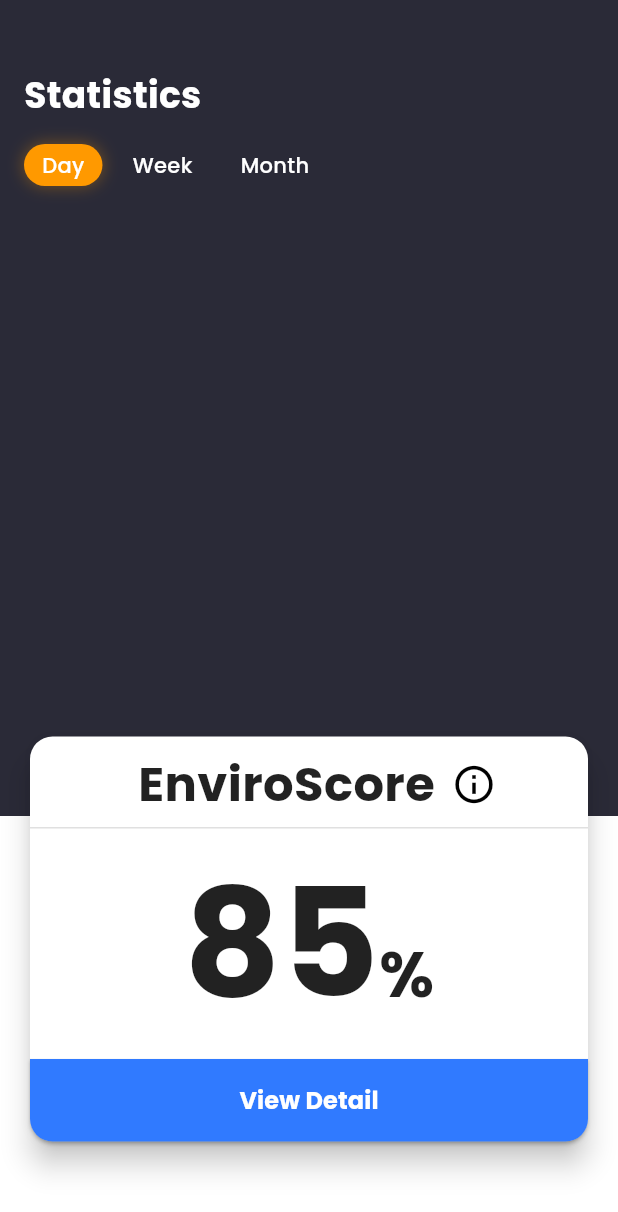
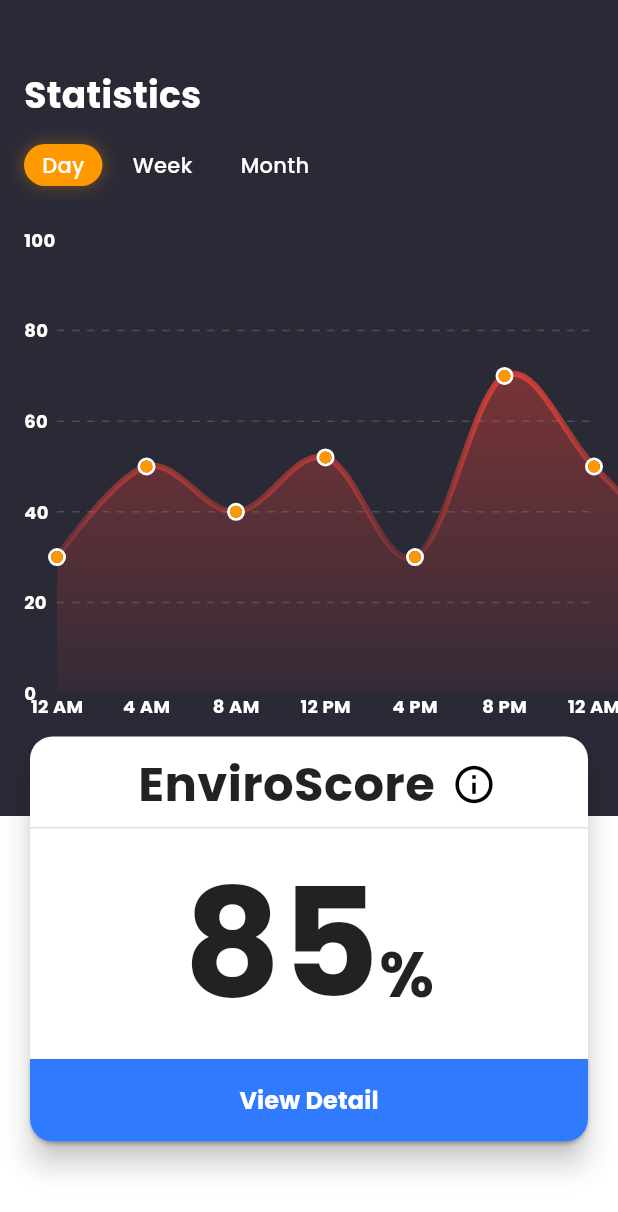
Before and after one commit to KempDewulf/envirosense-app, a Flutter app: the StatisticsScreen screen opened directly, on a phone screen of 412 x 824 dp. Shown: the top 1212 px of the screen. Run offline on Flutter 3.47's test engine with Material 3 defaults, Android fonts, the phone set to English and light mode, and no system bars; drawn by our look-alikes of fl_chart; our stand-ins replace camera, dotted_border, firebase_auth, firebase_core, google_fonts, introduction_screen and 2 more; accounts and stored records are empty.

Commit message:
add statistics chart

```diff
--- a/lib/views/statistics_screen.dart
+++ b/lib/views/statistics_screen.dart
@@ -1,5 +1,7 @@
 import 'package:flutter/material.dart';
 import 'package:envirosense/colors/colors.dart';
+import 'package:fl_chart/fl_chart.dart';
+
 class StatisticsScreen extends StatefulWidget {
   const StatisticsScreen({super.key});
 
@@ -63,6 +65,7 @@ class _StatisticsScreenState extends State<StatisticsScreen> {
                   decoration: BoxDecoration(
                     color: AppColors.primaryColor,
                   ),
+                  child: EnviroScoreChart(selectedPeriod: _selectedPeriod),
                 ),
                 Positioned(
                   top: 343,
@@ -235,3 +238,134 @@ class _StatisticsScreenState extends State<StatisticsScreen> {
     );
   }
 }
+
+class EnviroScoreChart extends StatelessWidget {
+  final String selectedPeriod;
+
+  EnviroScoreChart({required this.selectedPeriod});
+
+  @override
+  Widget build(BuildContext context) {
+    return Container(
+      padding: const EdgeInsets.only(left: 16, right: 16, bottom: 60, top: 16),
+      child: LineChart(
+        LineChartData(
+          gridData: FlGridData(
+            show: true,
+            drawVerticalLine: false,
+            horizontalInterval: 20,
+            getDrawingHorizontalLine: (value) => FlLine(
+              color: Colors.grey.withOpacity(0.3),
+              strokeWidth: 1,
+              dashArray: [5, 5],
+            ),
+          ),
+          titlesData: FlTitlesData(
+            bottomTitles: AxisTitles(
+              sideTitles: SideTitles(
+                showTitles: true,
+                interval: 1,
+                reservedSize: 22,
+                getTitlesWidget: (value, _) {
+                  switch (selectedPeriod) {
+                    case 'Day':
+                      final hours = ["12 AM", "4 AM", "8 AM", "12 PM", "4 PM", "8 PM"];
+                      return Text(
+                        hours[value.toInt() % hours.length],
+                        style: TextStyle(color: Colors.white, fontSize: 12, fontWeight: FontWeight.bold),
+                      );
+                    case 'Week':
+                      final daysOfWeek = ["Mon", "Tue", "Wed", "Thu", "Fri", "Sat", "Sun"];
+                      return Text(
+                        daysOfWeek[value.toInt() % daysOfWeek.length],
+                        style: TextStyle(color: Colors.white, fontSize: 12, fontWeight: FontWeight.bold),
+                      );
+                    case 'Month':
+                      return Text(
+                        '${value.toInt() + 1}',
+                        style: TextStyle(color: Colors.white, fontSize: 12, fontWeight: FontWeight.bold),
+                      );
+                    default:
+                      return Container();
+                  }
+                },
+              ),
+            ),
+            leftTitles: AxisTitles(
+              sideTitles: SideTitles(
+                showTitles: true,
+                interval: 20,
+                getTitlesWidget: (value, _) {
+                  if (value % 20 == 0 && value >= 0 && value <= 100) {
+                    return Text(
+                      value.toInt().toString(),
+                      style: TextStyle(
+                        color: Colors.white,
+                        fontSize: 12,
+                        fontWeight: FontWeight.bold,
+                      ),
+                    );
+                  }
+                  return Container();
+                },
+              ),
+            ),
+            topTitles: AxisTitles(sideTitles: SideTitles(showTitles: false)),
+            rightTitles: AxisTitles(sideTitles: SideTitles(showTitles: false)),
+          ),
+          borderData: FlBorderData(
+            show: false,
+          ),
+          minX: 0,
+          maxX: selectedPeriod == 'Month' ? 30 : 6, // Adjusts based on period
+          minY: 0,
+          maxY: 100,
+          lineBarsData: [
+            LineChartBarData(
+              spots: [
+                FlSpot(0, 30),
+                FlSpot(1, 50),
+                FlSpot(2, 40),
+                FlSpot(3, 52),
+                FlSpot(4, 30),
+                FlSpot(5, 70),
+                FlSpot(6, 50),
+                FlSpot(7, 30),
+              ],
+              isCurved: true,
+              gradient: LinearGradient(
+                colors: [
+                  Colors.red.withOpacity(0.8),
+                  Colors.red.withOpacity(0.2),
+                ],
+                begin: Alignment.topCenter,
+                end: Alignment.bottomCenter,
+              ),
+              barWidth: 4,
+              belowBarData: BarAreaData(
+                show: true,
+                gradient: LinearGradient(
+                  colors: [
+                    Colors.red.withOpacity(0.4),
+                    Colors.red.withOpacity(0.05),
+                  ],
+                  begin: Alignment.topCenter,
+                  end: Alignment.bottomCenter,
+                ),
+              ),
+              dotData: FlDotData(
+                show: true,
+                getDotPainter: (spot, percent, barData, index) => FlDotCirclePainter(
+                  radius: 4,
+                  color: Colors.orange,
+                  strokeWidth: 2,
+                  strokeColor: Colors.white,
+                ),
+              ),
+            ),
+          ],
+        ),
+      ),
+    );
+  }
+}
```
